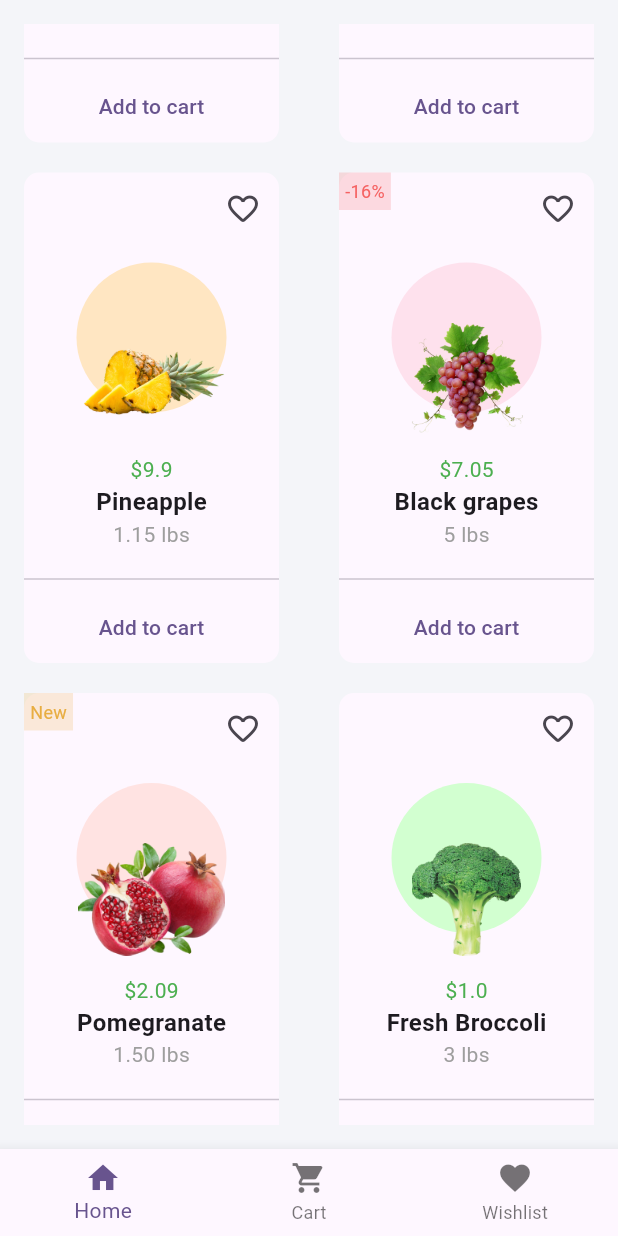
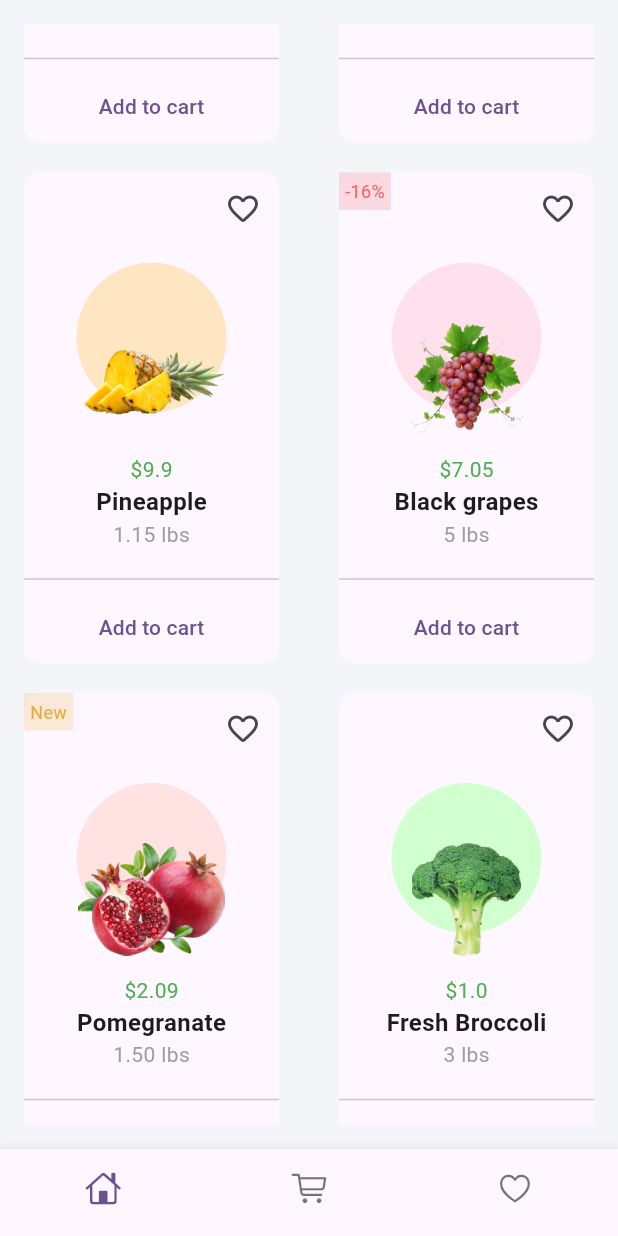
Before and after one commit to pacodemant/grocery_task, a Flutter app: the screen it shows after launch, scrolled down 576 dp, on a phone screen of 412 x 824 dp. Run offline on Flutter 3.47's test engine with Material 3 defaults, Android fonts, the phone set to English and light mode, and no system bars.

Commit message:
feat: update bottom nav bar

```diff
--- a/lib/home/home_page.dart
+++ b/lib/home/home_page.dart
@@ -1,3 +1,4 @@
+import 'package:flutter/cupertino.dart';
 import 'package:flutter/material.dart';
 import 'package:grocery_task/home/models/cart.dart';
 import 'package:grocery_task/home/models/product.dart';
@@ -118,17 +119,19 @@ class _HomePageState extends State<HomePage> {
             ),
           ),
           bottomNavigationBar: BottomNavigationBar(
+            showSelectedLabels: false,
+            showUnselectedLabels: false,
             items: const [
               BottomNavigationBarItem(
-                icon: Icon(Icons.home),
+                icon: Icon(CupertinoIcons.home),
                 label: 'Home',
               ),
               BottomNavigationBarItem(
-                icon: Icon(Icons.shopping_cart),
+                icon: Icon(CupertinoIcons.cart),
                 label: 'Cart',
               ),
               BottomNavigationBarItem(
-                icon: Icon(Icons.favorite),
+                icon: Icon(CupertinoIcons.heart),
                 label: 'Wishlist',
               ),
             ],
```
